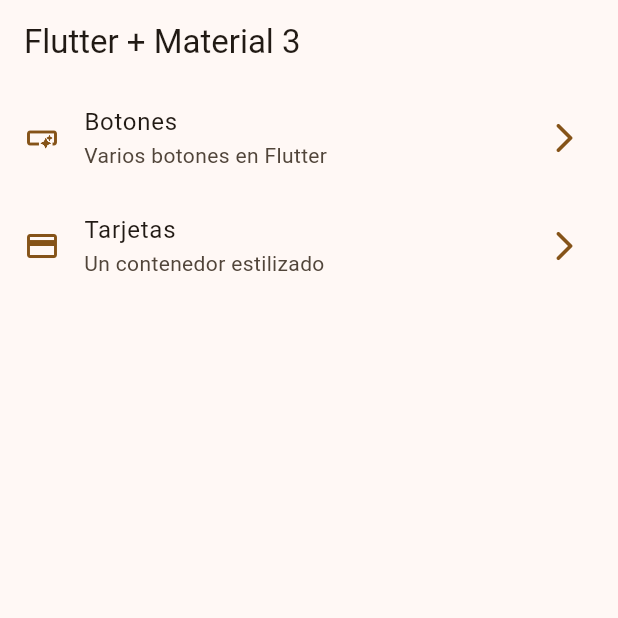
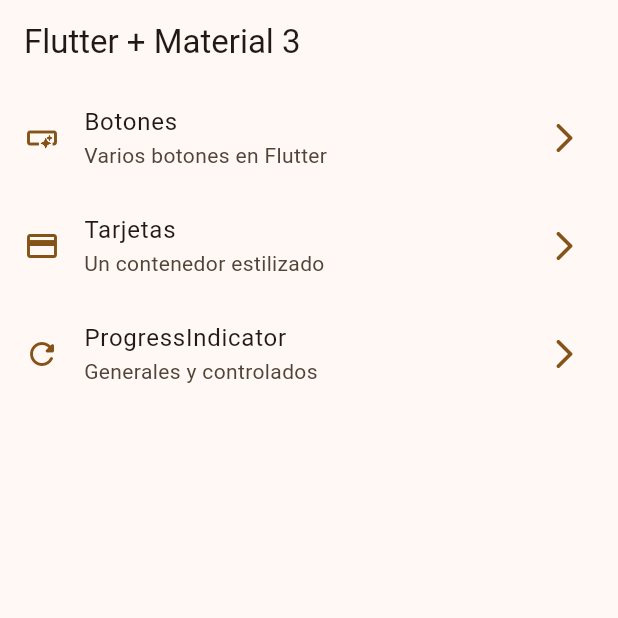
Before and after one commit to PabloVegaFundador/CursoFlutter, a Flutter app: the screen it shows after launch, on a phone screen of 412 x 824 dp, the top half of it. Run offline on Flutter 3.47's test engine with Material 3 defaults, Android fonts, the phone set to English and light mode, and no system bars; our stand-ins replace animate_do, dio, go_router, video_player.

Commit message:
Añade la pantalla de Progress con indicadores de progreso circulares y lineales

```diff
--- a/widgets_app/lib/config/menu/menu_items.dart
+++ b/widgets_app/lib/config/menu/menu_items.dart
@@ -27,4 +27,10 @@ const appMenuItems = <MenuItem>[
     link: '/cards',
     icon: Icons.credit_card,
   ),
+  MenuItem(
+    title: 'ProgressIndicator',
+    subTitle: 'Generales y controlados',
+    link: '/progress',
+    icon: Icons.refresh_rounded,
+  ),
 ];
--- a/widgets_app/lib/config/router/app_router.dart
+++ b/widgets_app/lib/config/router/app_router.dart
@@ -21,5 +21,10 @@ final appRouter = GoRouter(
       name: CardsScreen.name,
       builder: (context, state) => const CardsScreen(),
     ),
+    GoRoute(
+      path: '/progress',
+      name: ProgressScreen.name,
+      builder: (context, state) => const ProgressScreen(),
+    ),
   ],
 );
```
Also changed, not shown: widgets_app/lib/presentations/screens/progress/progress_screen.dart (+63 -2 lines).
